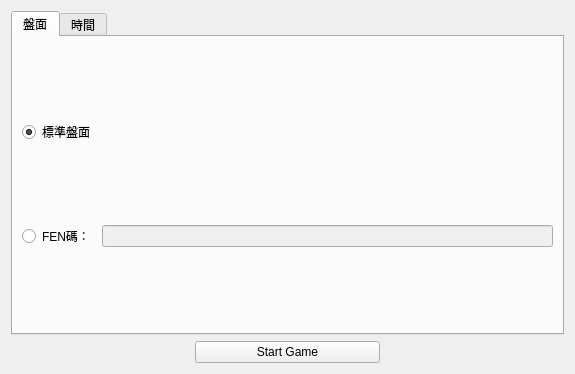
Before: the Qt Designer form pregame.ui in a0922762/NTUST_OOP_Project2_Chess, drawn with Qt 5.
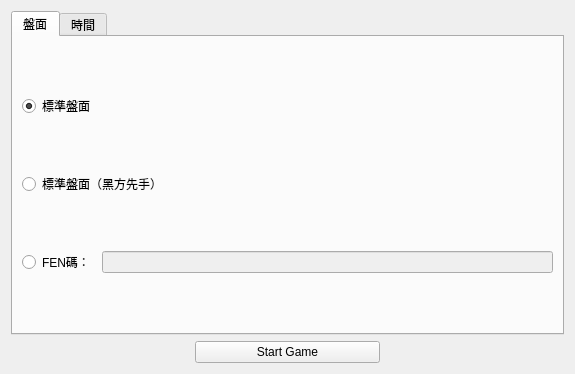
After: the same form once the commit is applied.

Commit message: 黑方先手

Diff of the .ui file:
```diff
--- a/pregame.ui
+++ b/pregame.ui
@@ -58,6 +58,13 @@
          </property>
         </widget>
        </item>
+       <item>
+        <widget class="QRadioButton" name="regularBlack_radio">
+         <property name="text">
+          <string>標準盤面（黑方先手）</string>
+         </property>
+        </widget>
+       </item>
        <item>
         <layout class="QHBoxLayout" name="horizontalLayout_2">
          <property name="spacing">
```
The commit also changes 1 other file.
